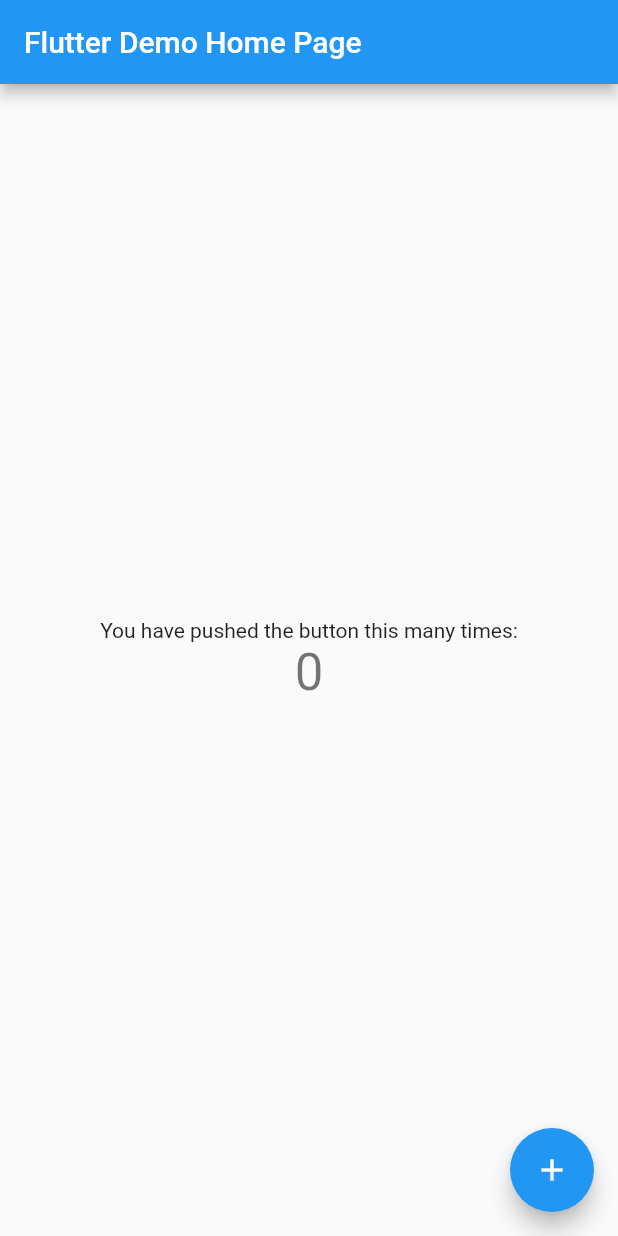
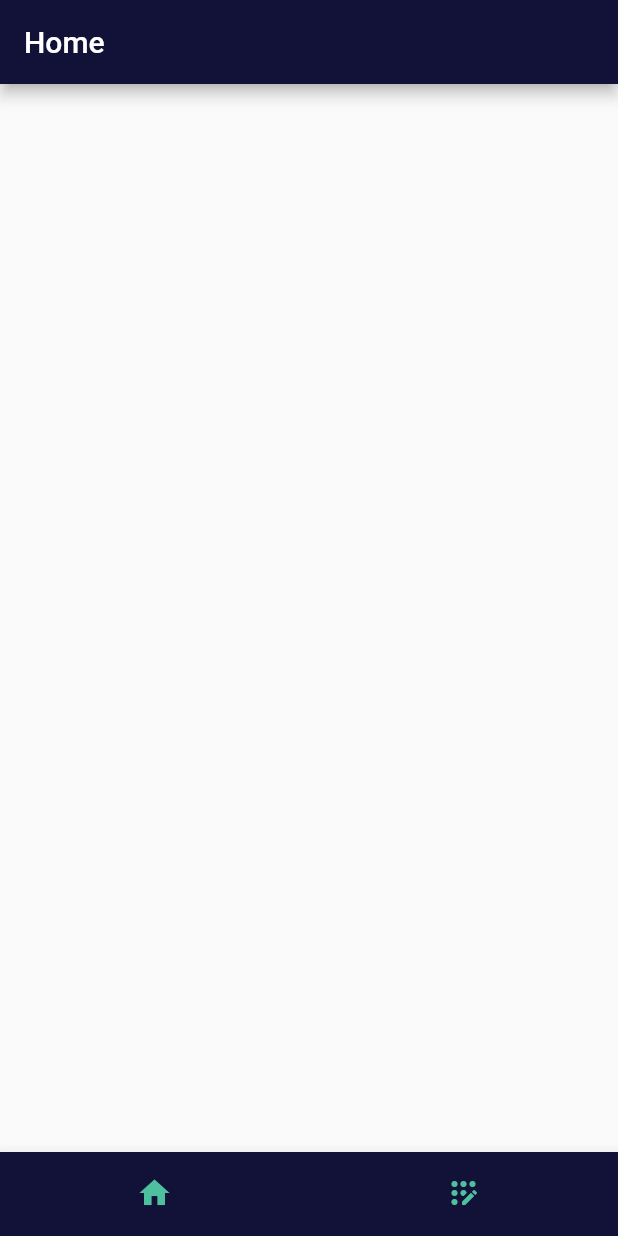
Before and after one commit to ochhengkheang/techfeeds, a Flutter app: the screen it shows after launch, on a phone screen of 412 x 824 dp. Run offline on Flutter 3.47's test engine with Material 2 defaults, Android fonts, the phone set to English and light mode, and no system bars.

Commit message:
App bar Nav bar and a little body

```diff
--- a/lib/main.dart
+++ b/lib/main.dart
@@ -1,4 +1,5 @@
 import 'package:flutter/material.dart';
+import 'package:techfeeds/views/home/homescreen.dart';
 
 void main() {
   runApp(const MyApp());
@@ -11,58 +12,15 @@
   @override
   Widget build(BuildContext context) {
     return MaterialApp(
+      debugShowCheckedModeBanner: false,
       title: 'Flutter Demo',
-      theme: ThemeData(
-        primarySwatch: Colors.blue,
+      theme: Theme.of(context).copyWith(
+        colorScheme: Theme.of(context).colorScheme.copyWith(
+              primary: Color.fromRGBO(18, 17, 56, 1),
+            ),
+        textTheme: Theme.of(context).textTheme.apply(fontFamily: ""),
       ),
-      home: const MyHomePage(title: 'Flutter Demo Home Page'),
+      home: SafeArea(child: const HomeScreen()),
     );
   }
 }
-
-class MyHomePage extends StatefulWidget {
-  const MyHomePage({super.key, required this.title});
-
-  final String title;
-
-  @override
-  State<MyHomePage> createState() => _MyHomePageState();
-}
-
-class _MyHomePageState extends State<MyHomePage> {
-  int _counter = 0;
-
-  void _incrementCounter() {
-    setState(() {
-      _counter++;
-    });
-  }
-
-  @override
-  Widget build(BuildContext context) {
-    return Scaffold(
-      appBar: AppBar(
-        title: Text(widget.title),
-      ),
-      body: Center(
-        child: Column(
-          mainAxisAlignment: MainAxisAlignment.center,
-          children: <Widget>[
-            const Text(
-              'You have pushed the button this many times:',
-            ),
-            Text(
-              '$_counter',
-              style: Theme.of(context).textTheme.headline4,
-            ),
-          ],
-        ),
-      ),
-      floatingActionButton: FloatingActionButton(
-        onPressed: _incrementCounter,
-        tooltip: 'Increment',
-        child: const Icon(Icons.add),
-      ), // This trailing comma makes auto-formatting nicer for build methods.
-    );
-  }
-}
--- /dev/null
+++ b/lib/views/home/homescreen.dart
@@ -0,0 +1,35 @@
+import 'package:flutter/material.dart';
+
+class HomeScreen extends StatefulWidget {
+  const HomeScreen({super.key});
+
+  @override
+  State<HomeScreen> createState() => _HomeScreenState();
+}
+
+class _HomeScreenState extends State<HomeScreen> {
+  @override
+  Widget build(BuildContext context) {
+    return Scaffold(
+      appBar: AppBar(
+        title: Text("Home"),
+      ),
+      body: Container(),
+      bottomNavigationBar: BottomNavigationBar(
+        backgroundColor: Color.fromRGBO(18, 17, 56, 1),
+        currentIndex: 1,
+        showSelectedLabels: false,
+        showUnselectedLabels: false,
+        items: [
+          BottomNavigationBarItem(
+              label: "Home",
+              icon: Icon(Icons.home, color: Color.fromRGBO(79, 192, 159, 1))),
+          BottomNavigationBarItem(
+              label: "Manage",
+              icon: Icon(Icons.app_registration_rounded,
+                  color: Color.fromRGBO(79, 192, 159, 1)))
+        ],
+      ),
+    );
+  }
+}
```
